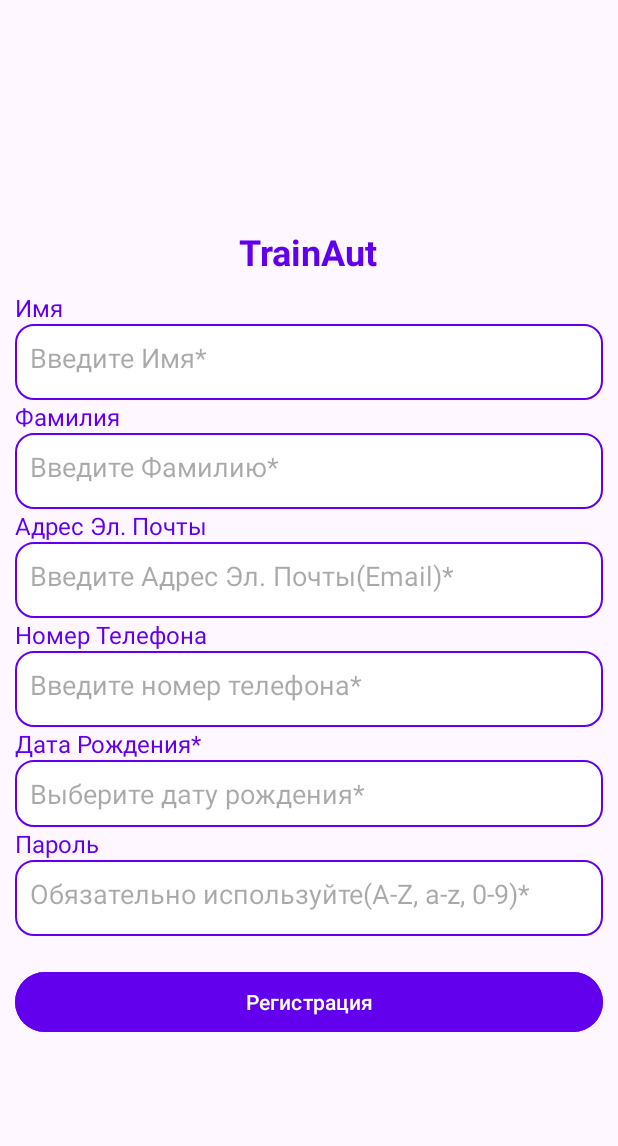
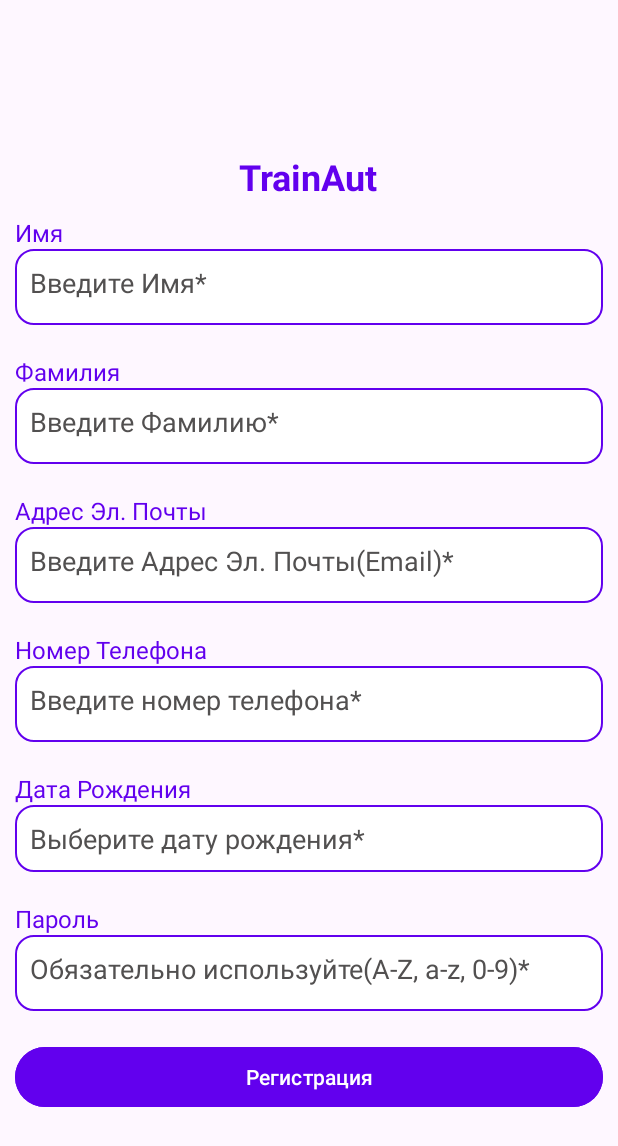
Before and after one commit to DiasGalimzhanov/TrainAut0.1, an Android app: the RegisterActivity screen opened directly, with no data from a screen before it, on a phone screen of 412 x 824 dp. Shown: the top 1146 px of the screen. Run offline under Robolectric (Android 15) with nearby library versions, the phone set to English and light mode, and no system bars; our stand-ins replace Firebase (no records; nobody signed in at launch, a user with empty details on screens opened directly).

Commit message:
update login_layout_activity

```diff
--- a/app/src/main/res/layout/activity_login.xml
+++ b/app/src/main/res/layout/activity_login.xml
@@ -1,10 +1,8 @@
 <?xml version="1.0" encoding="utf-8"?>
-<LinearLayout
-    xmlns:android="http://schemas.android.com/apk/res/android"
+<LinearLayout xmlns:android="http://schemas.android.com/apk/res/android"
     android:layout_width="match_parent"
+    android:layout_height="match_parent"
     android:orientation="vertical"
-    android:layout_height="match_parent"
-    android:background="@color/white"
     android:padding="16dp">
 
 
@@ -42,15 +40,21 @@
         android:id="@+id/etLogin"
         android:layout_width="match_parent"
         android:layout_height="wrap_content"
-        android:paddingTop="20dp"
-        android:hint="Login"/>
+        android:layout_marginTop="20dp"
+        android:background="@drawable/rounded_edittext"
+        android:hint="Адрес Эл. Почты"
+        android:textColor="#525050"
+        android:textColorHint="#525050" />
 
     <EditText
         android:id="@+id/etPassword"
         android:layout_width="match_parent"
         android:layout_height="wrap_content"
-        android:paddingTop="20dp"
-        android:hint="Password"/>
+        android:layout_marginTop="20dp"
+        android:background="@drawable/rounded_edittext"
+        android:hint="Пароль"
+        android:textColor="#525050"
+        android:textColorHint="#525050" />
 
     <Button
         android:id="@+id/btnLogin"
--- a/app/src/main/res/layout/activity_register.xml
+++ b/app/src/main/res/layout/activity_register.xml
@@ -1,13 +1,12 @@
 <?xml version="1.0" encoding="utf-8"?>
-<LinearLayout
-    xmlns:android="http://schemas.android.com/apk/res/android"
+<LinearLayout xmlns:android="http://schemas.android.com/apk/res/android"
     xmlns:app="http://schemas.android.com/apk/res-auto"
     xmlns:tools="http://schemas.android.com/tools"
     android:id="@+id/main"
-    android:orientation="vertical"
-    android:gravity="center"
     android:layout_width="match_parent"
     android:layout_height="match_parent"
+    android:gravity="center"
+    android:orientation="vertical"
     android:padding="10dp"
     tools:context=".RegisterActivity">
 
@@ -29,106 +28,123 @@
         android:layout_width="match_parent"
         android:layout_height="wrap_content"
         android:text="Имя"
-        android:textSize="16sp"
-        android:textColor="@color/primary"/>
+        android:textColor="@color/primary"
+        android:textSize="16sp" />
 
     <EditText
         android:id="@+id/etFirstName"
         android:layout_width="match_parent"
         android:layout_height="wrap_content"
+        android:background="@drawable/rounded_edittext"
+        android:hint="Введите Имя*"
         android:paddingBottom="16dp"
-        android:background="@drawable/rounded_edittext"
-        android:hint="Введите Имя*"/>
+        android:textColor="#525050"
+        android:textColorHint="#525050" />
 
     <TextView
         android:layout_width="match_parent"
         android:layout_height="wrap_content"
+        android:layout_marginTop="20dp"
         android:text="Фамилия"
-        android:textSize="16sp"
-        android:textColor="@color/primary"/>
+        android:textColor="@color/primary"
+        android:textSize="16sp" />
 
     <EditText
         android:id="@+id/etLastName"
         android:layout_width="match_parent"
         android:layout_height="wrap_content"
+        android:background="@drawable/rounded_edittext"
+        android:hint="Введите Фамилию*"
         android:paddingBottom="16dp"
-        android:background="@drawable/rounded_edittext"
-        android:hint="Введите Фамилию*"/>
+        android:textColor="#525050"
+        android:textColorHint="#525050" />
 
     <TextView
         android:layout_width="match_parent"
         android:layout_height="wrap_content"
+        android:layout_marginTop="20dp"
         android:text="Адрес Эл. Почты"
-        android:textSize="16sp"
-        android:textColor="@color/primary"/>
+        android:textColor="@color/primary"
+        android:textSize="16sp" />
 
     <EditText
         android:id="@+id/etEmailReg"
         android:layout_width="match_parent"
         android:layout_height="wrap_content"
+        android:background="@drawable/rounded_edittext"
+        android:hint="Введите Адрес Эл. Почты(Email)*"
+        android:inputType="textEmailAddress"
         android:paddingBottom="16dp"
-        android:inputType="textEmailAddress"
-        android:background="@drawable/rounded_edittext"
-        android:hint="Введите Адрес Эл. Почты(Email)*"/>
+        android:textColor="#525050"
+        android:textColorHint="#525050" />
 
     <TextView
         android:layout_width="match_parent"
         android:layout_height="wrap_content"
+        android:layout_marginTop="20dp"
         android:text="Номер Телефона"
-        android:textSize="16sp"
-        android:textColor="@color/primary"/>
+        android:textColor="@color/primary"
+        android:textSize="16sp" />
 
     <EditText
         android:id="@+id/etPhone"
         android:layout_width="match_parent"
         android:layout_height="wrap_content"
+        android:background="@drawable/rounded_edittext"
+        android:ems="10"
         android:hint="Введите номер телефона*"
+        android:importantForAccessibility="yes"
         android:inputType="phone"
         android:maxLength="15"
         android:paddingBottom="16dp"
-        android:background="@drawable/rounded_edittext"
-        android:ems="10"
-        android:importantForAccessibility="yes"/>
+        android:textColor="#525050"
+        android:textColorHint="#525050" />
 
     <TextView
         android:layout_width="match_parent"
         android:layout_height="wrap_content"
-        android:text="Дата Рождения*"
-        android:textSize="16sp"
-        android:textColor="@color/primary"/>
+        android:layout_marginTop="20dp"
+        android:text="Дата Рождения"
+        android:textColor="@color/primary"
+        android:textSize="16sp" />
 
     <EditText
         android:id="@+id/etBirthDate"
         android:layout_width="match_parent"
         android:layout_height="wrap_content"
+        android:background="@drawable/rounded_edittext"
+        android:clickable="true"
+        android:focusable="false"
         android:hint="Выберите дату рождения*"
-        android:background="@drawable/rounded_edittext"
-        android:focusable="false"
-        android:clickable="true"
-        android:inputType="date" />
+        android:inputType="date"
+        android:textColor="#525050"
+        android:textColorHint="#525050" />
 
     <TextView
         android:layout_width="match_parent"
         android:layout_height="wrap_content"
+        android:layout_marginTop="20dp"
         android:text="Пароль"
-        android:textSize="16sp"
-        android:textColor="@color/primary"/>
+        android:textColor="@color/primary"
+        android:textSize="16sp" />
 
     <EditText
         android:id="@+id/etPasReg"
         android:layout_width="match_parent"
         android:layout_height="wrap_content"
+        android:background="@drawable/rounded_edittext"
+        android:hint="Обязательно используйте(A-Z, a-z, 0-9)*"
         android:paddingBottom="16dp"
-        android:background="@drawable/rounded_edittext"
-        android:hint="Обязательно используйте(A-Z, a-z, 0-9)*"/>
+        android:textColor="#525050"
+        android:textColorHint="#525050" />
 
     <Button
         android:id="@+id/btnRegisterReg"
         android:layout_width="match_parent"
         android:layout_height="wrap_content"
+        android:layout_marginTop="20dp"
         android:backgroundTint="@color/primary"
-        android:layout_marginTop="20dp"
-        android:textColor="@color/white"
-        android:text="Регистрация"/>
+        android:text="Регистрация"
+        android:textColor="@color/white" />
 
 </LinearLayout>
```
